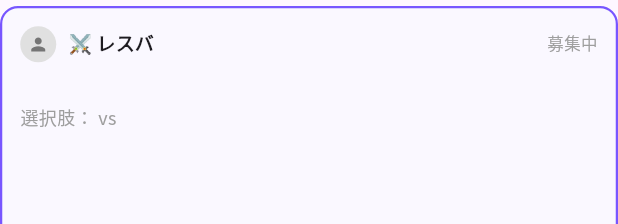
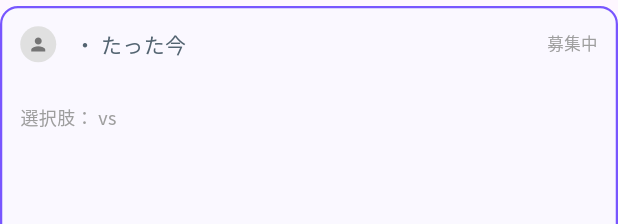
Before and after one commit to kazuki-N5/debate_app, a Flutter app: the ResbaCard widget shown alone on an empty page, opened directly with empty values, on a phone screen of 412 x 824 dp. Shown: the top 224 px of the screen. Run offline on Flutter 3.47's test engine with Material 3 defaults, Android fonts, the phone set to English and light mode, and no system bars; our stand-ins replace audioplayers, cached_network_image, circle_nav_bar, device_info_plus, firebase_core, firebase_messaging and 24 more; missing offline and left inert: purchases_flutter, realtime_client, store_redirect, version; accounts and stored records are empty; network calls fail.

Commit message:
feat: レスバカードヘッダー刷新（プロフィールタップ・名前/日時表示）& BBS選択タイマー修正 (version: 2.0.0+71)

```diff
--- a/lib/widgets/resba_card.dart
+++ b/lib/widgets/resba_card.dart
@@ -4,10 +4,12 @@ import 'package:debate_project/provider/matching_provider.dart';
 import 'package:debate_project/provider/resba_provider.dart';
 import 'package:debate_project/provider/supabase_provider.dart';
 import 'package:debate_project/router/router.dart';
+import 'package:debate_project/utils/date_formatter.dart';
 import 'package:debate_project/widgets/app_confirm_dialog.dart';
 import 'package:debate_project/widgets/app_text_styles.dart';
 import 'package:flutter/material.dart';
 import 'package:flutter_riverpod/flutter_riverpod.dart';
+import 'package:go_router/go_router.dart';
 
 const _resbaColor = Color(0xFF7856FF);
 
@@ -192,21 +194,55 @@ class ResbaCard extends ConsumerWidget {
       child: Column(
         crossAxisAlignment: CrossAxisAlignment.start,
         children: [
-          // ヘッダー
+          // ヘッダー（プロフィールアイコン + 掲示板と同じ名前・日時）
           Row(
             children: [
-              if (invite.senderAvatar != null && invite.senderAvatar!.isNotEmpty)
-                CircleAvatar(
-                  radius: 12,
-                  backgroundImage: ResizeImage(NetworkImage(invite.senderAvatar!), width: 72),
-                )
-              else
-                CircleAvatar(radius: 12, backgroundColor: Colors.grey[300], child: Icon(Icons.person, size: 14, color: Colors.grey[600])),
+              // プロフィールアイコン: タップで本人のプロフィールへ
+              GestureDetector(
+                onTap: () =>
+                    context.push('/userProfile', extra: invite.senderId),
+                child: invite.senderAvatar != null &&
+                        invite.senderAvatar!.isNotEmpty
+                    ? CircleAvatar(
+                        radius: 12,
+                        backgroundImage: ResizeImage(
+                            NetworkImage(invite.senderAvatar!),
+                            width: 72),
+                      )
+                    : CircleAvatar(
+                        radius: 12,
+                        backgroundColor: Colors.grey[300],
+                        child: Icon(Icons.person,
+                            size: 14, color: Colors.grey[600]),
+                      ),
+              ),
               const SizedBox(width: 8),
               Expanded(
-                child: Text(
-                  '⚔️ レスバ',
-                  style: AppTextStyles.bold(fontSize: 12.5),
+                child: Row(
+                  children: [
+                    Flexible(
+                      child: Text(
+                        invite.senderName ?? '名無し',
+                        style: const TextStyle(
+                          fontWeight: FontWeight.bold,
+                          fontSize: 15,
+                          color: Colors.black87,
+                          height: 1.2,
+                        ),
+                        maxLines: 1,
+                        overflow: TextOverflow.ellipsis,
+                      ),
+                    ),
+                    const SizedBox(width: 4),
+                    Text(
+                      '・ ${DateFormatter.formatBbsDate(invite.createdAt)}',
+                      style: const TextStyle(
+                        fontSize: 14,
+                        color: Color(0xFF536471),
+                        height: 1.2,
+                      ),
+                    ),
+                  ],
                 ),
               ),
               if (showStatusOnly)
@@ -287,13 +323,24 @@ class ResbaCard extends ConsumerWidget {
         children: [
           Row(
             children: [
-              if (app.applicantAvatar != null && app.applicantAvatar!.isNotEmpty)
-                CircleAvatar(
-                  radius: 14,
-                  backgroundImage: ResizeImage(NetworkImage(app.applicantAvatar!), width: 84),
-                )
-              else
-                CircleAvatar(radius: 14, backgroundColor: Colors.grey[300], child: Icon(Icons.person, size: 16, color: Colors.grey[600])),
+              GestureDetector(
+                onTap: () =>
+                    context.push('/userProfile', extra: app.applicantId),
+                child: app.applicantAvatar != null &&
+                        app.applicantAvatar!.isNotEmpty
+                    ? CircleAvatar(
+                        radius: 14,
+                        backgroundImage: ResizeImage(
+                            NetworkImage(app.applicantAvatar!),
+                            width: 84),
+                      )
+                    : CircleAvatar(
+                        radius: 14,
+                        backgroundColor: Colors.grey[300],
+                        child: Icon(Icons.person,
+                            size: 16, color: Colors.grey[600]),
+                      ),
+              ),
               const SizedBox(width: 8),
               Expanded(
                 child: Column(
--- a/pubspec.yaml
+++ b/pubspec.yaml
@@ -16,7 +16,7 @@ publish_to: "none" # Remove this line if you wish to publish to pub.dev
 # https://developer.apple.com/library/archive/documentation/General/Reference/InfoPlistKeyReference/Articles/CoreFoundationKeys.html
 # In Windows, build-name is used as the major, minor, and patch parts
 # of the product and file versions while build-number is used as the build suffix.
-version: 2.0.0+70
+version: 2.0.0+71
 
 environment:
   sdk: ^3.10.0
```
Also changed, not shown: lib/views/ChosePage.dart (+7 -3 lines).
